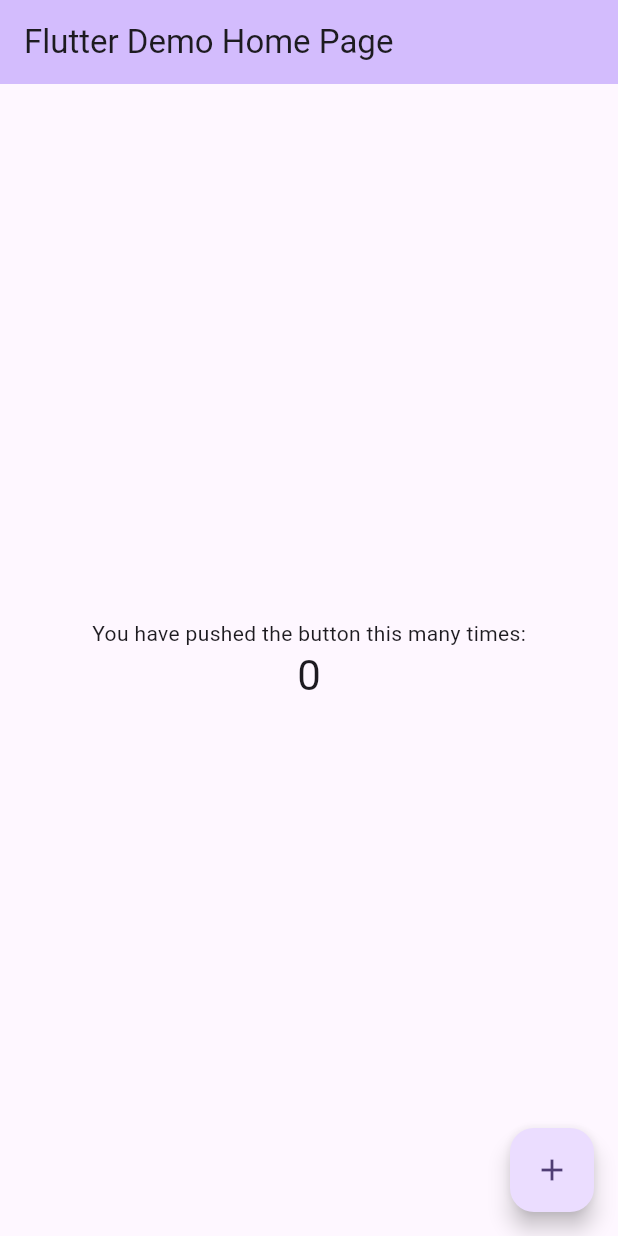
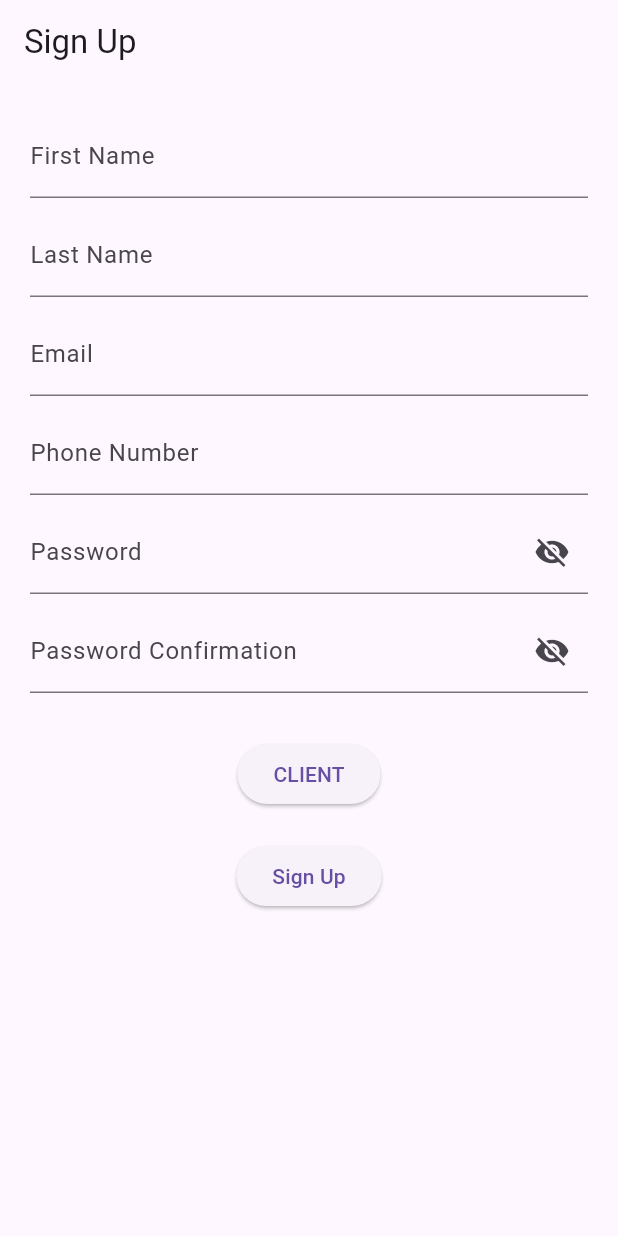
Before and after one commit to alex2209alex/Licitatie-curieri, a Flutter app: the screen it shows after launch, on a phone screen of 412 x 824 dp. Run offline on Flutter 3.47's test engine with Material 3 defaults, Android fonts, the phone set to English and light mode, and no system bars; our stand-ins replace device_preview; missing offline and left inert: flutter_material_pickers.

Commit message:
Alex I - FE - Sign up for couriers and clients Not unit tests yet and bad UI

```diff
--- a/frontend/licitatie_curieri/lib/main.dart
+++ b/frontend/licitatie_curieri/lib/main.dart
@@ -1,129 +1,32 @@
 import 'package:device_preview/device_preview.dart';
+import 'package:flutter/foundation.dart';
 import 'package:flutter/material.dart';
+import 'package:licitatie_curieri/repository/UserRepository.dart';
+import 'package:licitatie_curieri/ui/SignUpPage.dart';
+import 'package:licitatie_curieri/viewModel/UserViewModel.dart';
+import 'package:provider/provider.dart';
 
 void main() {
   runApp(
     DevicePreview(
-        builder: (context) => const MyApp())
-  );
-}
-
-class MyApp extends StatelessWidget {
-  const MyApp({super.key});
-
-  // This widget is the root of your application.
-  @override
-  Widget build(BuildContext context) {
-    return MaterialApp(
-      title: 'Flutter Demo',
-      theme: ThemeData(
-        // This is the theme of your application.
-        //
-        // TRY THIS: Try running your application with "flutter run". You'll see
-        // the application has a purple toolbar. Then, without quitting the app,
-        // try changing the seedColor in the colorScheme below to Colors.green
-        // and then invoke "hot reload" (save your changes or press the "hot
-        // reload" button in a Flutter-supported IDE, or press "r" if you used
-        // the command line to start the app).
-        //
-        // Notice that the counter didn't reset back to zero; the application
-        // state is not lost during the reload. To reset the state, use hot
-        // restart instead.
-        //
-        // This works for code too, not just values: Most code changes can be
-        // tested with just a hot reload.
-        colorScheme: ColorScheme.fromSeed(seedColor: Colors.deepPurple),
-        useMaterial3: true,
-      ),
-      home: const MyHomePage(title: 'Flutter Demo Home Page'),
-    );
-  }
-}
-
-class MyHomePage extends StatefulWidget {
-  const MyHomePage({super.key, required this.title});
-
-  // This widget is the home page of your application. It is stateful, meaning
-  // that it has a State object (defined below) that contains fields that affect
-  // how it looks.
-
-  // This class is the configuration for the state. It holds the values (in this
-  // case the title) provided by the parent (in this case the App widget) and
-  // used by the build method of the State. Fields in a Widget subclass are
-  // always marked "final".
-
-  final String title;
-
-  @override
-  State<MyHomePage> createState() => _MyHomePageState();
-}
-
-class _MyHomePageState extends State<MyHomePage> {
-  int _counter = 0;
-
-  void _incrementCounter() {
-    setState(() {
-      // This call to setState tells the Flutter framework that something has
-      // changed in this State, which causes it to rerun the build method below
-      // so that the display can reflect the updated values. If we changed
-      // _counter without calling setState(), then the build method would not be
-      // called again, and so nothing would appear to happen.
-      _counter++;
-    });
-  }
-
-  @override
-  Widget build(BuildContext context) {
-    // This method is rerun every time setState is called, for instance as done
-    // by the _incrementCounter method above.
-    //
-    // The Flutter framework has been optimized to make rerunning build methods
-    // fast, so that you can just rebuild anything that needs updating rather
-    // than having to individually change instances of widgets.
-    return Scaffold(
-      appBar: AppBar(
-        // TRY THIS: Try changing the color here to a specific color (to
-        // Colors.amber, perhaps?) and trigger a hot reload to see the AppBar
-        // change color while the other colors stay the same.
-        backgroundColor: Theme.of(context).colorScheme.inversePrimary,
-        // Here we take the value from the MyHomePage object that was created by
-        // the App.build method, and use it to set our appbar title.
-        title: Text(widget.title),
-      ),
-      body: Center(
-        // Center is a layout widget. It takes a single child and positions it
-        // in the middle of the parent.
-        child: Column(
-          // Column is also a layout widget. It takes a list of children and
-          // arranges them vertically. By default, it sizes itself to fit its
-          // children horizontally, and tries to be as tall as its parent.
-          //
-          // Column has various properties to control how it sizes itself and
-          // how it positions its children. Here we use mainAxisAlignment to
-          // center the children vertically; the main axis here is the vertical
-          // axis because Columns are vertical (the cross axis would be
-          // horizontal).
-          //
-          // TRY THIS: Invoke "debug painting" (choose the "Toggle Debug Paint"
-          // action in the IDE, or press "p" in the console), to see the
-          // wireframe for each widget.
-          mainAxisAlignment: MainAxisAlignment.center,
-          children: <Widget>[
-            const Text(
-              'You have pushed the button this many times:',
-            ),
-            Text(
-              '$_counter',
-              style: Theme.of(context).textTheme.headlineMedium,
-            ),
-          ],
+      enabled: !kReleaseMode,  // dezactiveaza DevicePreview la release
+      builder: (context) => Provider<UserViewModel>(
+        create: (_) => UserViewModel(UserRepository()),
+        child: MaterialApp(
+          home: SignUpPage(),
+          useInheritedMediaQuery: true,
+          locale: DevicePreview.locale(context),
+          builder: DevicePreview.appBuilder,
         ),
       ),
-      floatingActionButton: FloatingActionButton(
-        onPressed: _incrementCounter,
-        tooltip: 'Increment',
-        child: const Icon(Icons.add),
-      ), // This trailing comma makes auto-formatting nicer for build methods.
-    );
-  }
+    ),
+  );
+  // runApp(
+  //   ChangeNotifierProvider<UserViewModel>(
+  //     create: (_) => UserViewModel(UserRepository()),
+  //     child: const MaterialApp(
+  //       home: SignUpPage(),
+  //     ),
+  //   ),
+  // );
 }
--- /dev/null
+++ b/frontend/licitatie_curieri/lib/model/User.dart
@@ -0,0 +1,33 @@
+import 'package:licitatie_curieri/model/enum/UserType.dart';
+
+class User {
+  final String firstName;
+  final String lastName;
+  final String email;
+  final String phoneNumber;
+  final String password;
+  final String passwordConfirmation;
+  final UserType userType;
+
+  User({
+    required this.firstName,
+    required this.lastName,
+    required this.email,
+    required this.phoneNumber,
+    required this.password,
+    required this.passwordConfirmation,
+    required this.userType,
+  });
+
+  Map<String, dynamic> toJson() {
+    return {
+      'firstName': firstName,
+      'lastName': lastName,
+      'email': email,
+      'phoneNumber': phoneNumber,
+      'password': password,
+      'passwordConfirmation': passwordConfirmation,
+      'userType': userType.toString().split('.').last,
+    };
+  }
+}
--- /dev/null
+++ b/frontend/licitatie_curieri/lib/model/enum/UserType.dart
@@ -0,0 +1,4 @@
+enum UserType {
+  CLIENT,
+  COURIER
+}
--- /dev/null
+++ b/frontend/licitatie_curieri/lib/ui/SignUpPage.dart
@@ -0,0 +1,172 @@
+import 'package:flutter/material.dart';
+import 'package:flutter_material_pickers/helpers/show_scroll_picker.dart';
+import 'package:licitatie_curieri/ui/utils/AppColors.dart';
+import 'package:licitatie_curieri/ui/utils/Constants.dart';
+import 'package:licitatie_curieri/viewModel/UserViewModel.dart';
+import 'package:provider/provider.dart';
+
+import '../model/User.dart';
+import '../model/enum/UserType.dart';
+
+class SignUpPage extends StatefulWidget {
+  const SignUpPage({super.key});
+
+  @override
+  SignUpPageState createState() => SignUpPageState();
+}
+
+class SignUpPageState extends State<SignUpPage> {
+  final firstNameController = TextEditingController();
+  final lastNameController = TextEditingController();
+  final emailController = TextEditingController();
+  final phoneNumberController = TextEditingController();
+  final passwordController = TextEditingController();
+  final passwordConfirmationController = TextEditingController();
+  UserType? selectedUserType = UserType.CLIENT;
+
+  bool passwordVisible = false;
+  bool confirmPasswordVisible = false;
+  bool isLoading = false;
+
+  @override
+  Widget build(BuildContext context) {
+    final userViewModel = Provider.of<UserViewModel>(context);
+
+    return Scaffold(
+      appBar: AppBar(title: const Text(Constants.signUp)),
+
+      body: Padding(
+        padding: const EdgeInsets.all(20),
+        child: SingleChildScrollView(
+          child: Column(
+            children: [
+              TextField(
+                  controller: firstNameController,
+                  decoration: const InputDecoration(labelText: Constants.firstName)
+              ),
+
+              const SizedBox(height: 10),
+
+              TextField(
+                  controller: lastNameController,
+                  decoration: const InputDecoration(labelText: Constants.lastName)
+              ),
+
+              const SizedBox(height: 10),
+
+              TextField(
+                  controller: emailController,
+                  decoration: const InputDecoration(labelText: Constants.email)
+              ),
+
+              const SizedBox(height: 10),
+
+              TextField(
+                  controller: phoneNumberController,
+                  decoration: const InputDecoration(labelText: Constants.phoneNumber)
+              ),
+
+              const SizedBox(height: 10),
+
+              TextField(
+                controller: passwordController,
+                obscureText: !passwordVisible,
+                decoration: InputDecoration(
+                  labelText: Constants.password,
+                  suffixIcon: IconButton(
+                    icon: Icon(passwordVisible ? Icons.visibility : Icons.visibility_off),
+                    onPressed: () {
+                      setState(() {
+                        passwordVisible = !passwordVisible;
+                      });
+                    },
+                  ),
+                ),
+              ),
+
+              const SizedBox(height: 10),
+
+              TextField(
+                controller: passwordConfirmationController,
+                obscureText: !confirmPasswordVisible,
+                decoration: InputDecoration(
+                  labelText: Constants.passwordConfirmation,
+                  suffixIcon: IconButton(
+                    icon: Icon(confirmPasswordVisible ? Icons.visibility : Icons.visibility_off),
+                    onPressed: () {
+                      setState(() {
+                        confirmPasswordVisible = !confirmPasswordVisible;
+                      });
+                    },
+                  ),
+                ),
+              ),
+
+              const SizedBox(height: 30),
+
+              ElevatedButton(
+                child: Text(
+                    selectedUserType != null ? selectedUserType.toString().split('.').last : Constants.selectUserType
+                ),
+                onPressed: () => showUserTypePicker(context),
+              ),
+
+              const SizedBox(height: 20),
+
+              ElevatedButton(
+                onPressed: () async {
+                  setState(() {
+                    isLoading = true;
+                  });
+
+                  User newUser = User(
+                    firstName: firstNameController.text,
+                    lastName: lastNameController.text,
+                    email: emailController.text,
+                    phoneNumber: phoneNumberController.text,
+                    password: passwordController.text,
+                    passwordConfirmation: passwordConfirmationController.text,
+                    userType: selectedUserType ?? UserType.CLIENT,
+                  );
+
+                  try {
+                    bool isSignedUp = await userViewModel.signUp(newUser);
+                    if (isSignedUp) {
+                      ScaffoldMessenger.of(context).showSnackBar(
+                          const SnackBar(content: Text(Constants.signUpSuccess))
+                      );
+                    } else {
+                      ScaffoldMessenger.of(context).showSnackBar(
+                          const SnackBar(content: Text(Constants.signUpFail))
+                      );
+                    }
+                  } catch (e) {
+                    ScaffoldMessenger.of(context).showSnackBar(
+                        SnackBar(content: Text(Constants.signUpFail + e.toString()))
+                    );
+                  } finally {
+                    setState(() {
+                      isLoading = false;
+                    });
+                  }
+                },
+                child: isLoading ? const CircularProgressIndicator(color: AppColors.red) : const Text(Constants.signUp),
+              ),
+            ],
+          ),
+        ),
+      ),
+    );
+  }
+
+  void showUserTypePicker(BuildContext context) {
+    showMaterialScrollPicker<UserType>(
+      context: context,
+      title: Constants.selectUserType,
+      items: UserType.values,
+      selectedItem: selectedUserType ?? UserType.CLIENT,
+      onChanged: (value) => setState(() => selectedUserType = value),
+      transformer: (item) => item.toString().split('.').last,
+    );
+  }
+}
--- /dev/null
+++ b/frontend/licitatie_curieri/lib/ui/utils/AppColors.dart
@@ -0,0 +1,5 @@
+import 'dart:ui';
+
+class AppColors {
+  static const Color red = Color(0xFFD21F3C);
+}
--- /dev/null
+++ b/frontend/licitatie_curieri/lib/ui/utils/Constants.dart
@@ -0,0 +1,12 @@
+class Constants {
+  static const String signUp = 'Sign Up';
+  static const String firstName = 'First Name';
+  static const String lastName = 'Last Name';
+  static const String email = 'Email';
+  static const String phoneNumber = 'Phone Number';
+  static const String password = 'Password';
+  static const String passwordConfirmation = 'Password Confirmation';
+  static const String signUpSuccess = 'Sign up successful';
+  static const String signUpFail = 'Failed to sign up: ';
+  static const String selectUserType = "Select User Type";
+}
--- /dev/null
+++ b/frontend/licitatie_curieri/lib/viewModel/UserViewModel.dart
@@ -0,0 +1,14 @@
+import 'package:flutter/foundation.dart';
+
+import '../model/User.dart';
+import '../repository/UserRepository.dart';
+
+class UserViewModel extends ChangeNotifier {
+  final UserRepository userRepository;
+
+  UserViewModel(this.userRepository);
+
+  Future<bool> signUp(User user) async {
+    return await userRepository.signUp(user);
+  }
+}
```
Also changed, not shown: frontend/licitatie_curieri/lib/repository/UserRepository.dart (added, +25 -0 lines), frontend/licitatie_curieri/pubspec.yaml (+7 -0 lines), frontend/licitatie_curieri/pubspec.lock, 1 other file.
